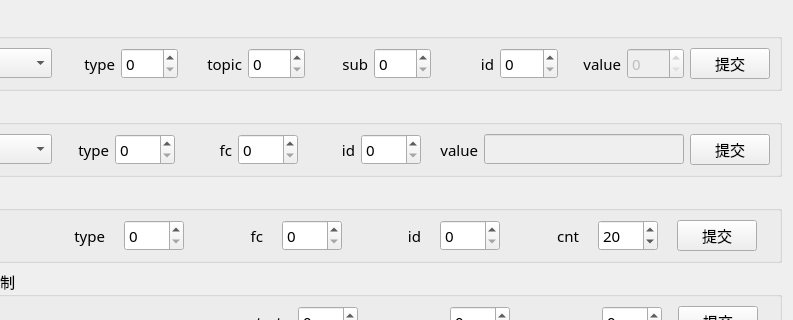
First picture: the form in rpc_debug/home/home_mainwid.ui, repository ChinaClever/MPro-Tools, before the edit; both pictures show x 317 to 1110 and y 0 to 320 of the 1110 by 616 pixel window.
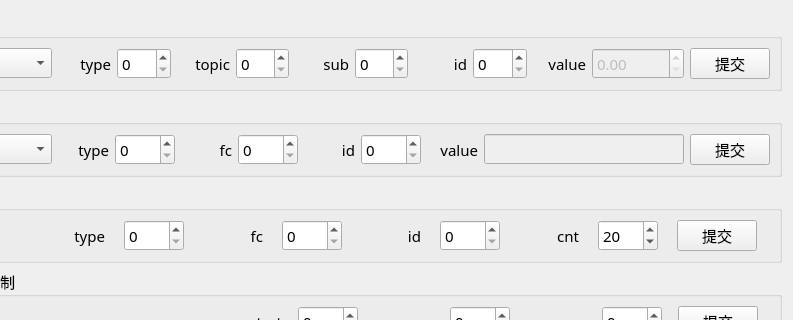
Second picture: the form after the edit.

What changed in the file:
```diff
--- a/rpc_debug/home/home_mainwid.ui
+++ b/rpc_debug/home/home_mainwid.ui
@@ -262,6 +262,16 @@
         </property>
        </widget>
       </item>
+      <item row="0" column="10">
+       <widget class="QDoubleSpinBox" name="alarmValueBox">
+        <property name="enabled">
+         <bool>false</bool>
+        </property>
+        <property name="maximum">
+         <double>99999.990000000005239</double>
+        </property>
+       </widget>
+      </item>
       <item row="0" column="6">
        <widget class="QSpinBox" name="alarmSubBox">
         <property name="maximumSize">
@@ -320,13 +330,6 @@
         </property>
        </widget>
       </item>
-      <item row="0" column="10">
-       <widget class="QSpinBox" name="alarmValueBox">
-        <property name="enabled">
-         <bool>false</bool>
-        </property>
-       </widget>
-      </item>
      </layout>
     </widget>
    </item>
```
Left out of the diff: 135 changed lines with no effect on the pictures.
